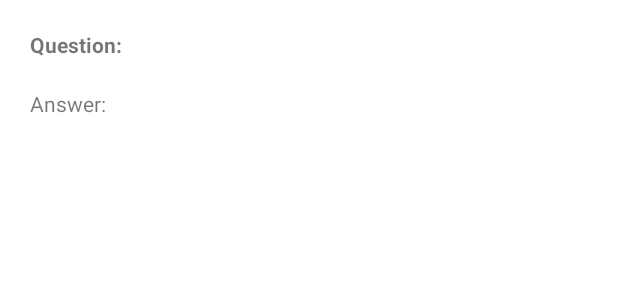
After one commit to LordTepig/FlashCardApp, an Android app: the layout list_item_layout.xml on its own in the app's theme, with its tools: preview values and no code run, on a phone screen of 412 x 824 dp. The commit adds this screen. Shown: the top 300 px of the screen. Run offline under Robolectric (Android 15) with nearby library versions, the phone set to English and light mode, and no system bars.

Commit message:
up to date progess 5/3/22

```diff
--- a/app/build.gradle
+++ b/app/build.gradle
@@ -37,6 +37,9 @@ android {
 }
 
 dependencies {
+    implementation "androidx.recyclerview:recyclerview:1.2.1"
+    implementation 'androidx.lifecycle:lifecycle-viewmodel-ktx:2.4.1'
+    implementation 'androidx.fragment:fragment-ktx:1.4.1'
     implementation 'androidx.navigation:navigation-fragment-ktx:2.4.2'
     implementation 'androidx.navigation:navigation-ui-ktx:2.4.2'
     implementation 'androidx.core:core-ktx:1.7.0'
--- a/app/src/main/java/com/example/flashcardapp/HomeFragment.kt
+++ b/app/src/main/java/com/example/flashcardapp/HomeFragment.kt
@@ -33,7 +33,7 @@ class HomeFragment : Fragment() {
             rootView.findNavController().navigate(action)
         }
         binding.studyCurrentQuestions.setOnClickListener {
-            val action = HomeFragmentDirections.actionHomeFragmentToStudyCardsFragment(0)
+            val action = HomeFragmentDirections.actionHomeFragmentToStudyCardsFragment("","")
             rootView.findNavController().navigate(action)
         }
         return rootView
--- a/app/src/main/java/com/example/flashcardapp/Question.kt
+++ b/app/src/main/java/com/example/flashcardapp/Question.kt
@@ -1,4 +1,4 @@
 package com.example.flashcardapp
 
-data class Question (val Question: String, val answer: String) {
+data class Question (val question: String, val answer: String) {
 }
--- /dev/null
+++ b/app/src/main/java/com/example/flashcardapp/QuestionViewModel.kt
@@ -0,0 +1,6 @@
+package com.example.flashcardapp
+
+import androidx.lifecycle.ViewModel
+
+class QuestionViewModel: ViewModel() {
+}
--- /dev/null
+++ b/app/src/main/res/layout/list_item_layout.xml
@@ -0,0 +1,28 @@
+<?xml version="1.0" encoding="utf-8"?>
+<androidx.constraintlayout.widget.ConstraintLayout xmlns:android="http://schemas.android.com/apk/res/android"
+    android:layout_width="match_parent"
+    android:layout_height="wrap_content"
+    xmlns:app="http://schemas.android.com/apk/res-auto">
+
+    <TextView
+        android:id="@+id/questionTextView"
+        android:layout_width="wrap_content"
+        android:layout_height="wrap_content"
+        android:text="@string/question"
+        android:textStyle="bold"
+        android:layout_marginTop="20dp"
+        android:layout_marginStart="20dp"
+        app:layout_constraintStart_toStartOf="parent"
+        app:layout_constraintTop_toTopOf="parent"/>
+
+    <TextView
+        android:id="@+id/answerTextView"
+        android:layout_width="wrap_content"
+        android:layout_height="wrap_content"
+        android:text="@string/answer"
+        app:layout_constraintTop_toBottomOf="@id/questionTextView"
+        app:layout_constraintStart_toStartOf="parent"
+        android:layout_marginTop="20dp"
+        android:layout_marginStart="20dp"/>
+
+</androidx.constraintlayout.widget.ConstraintLayout>
```
Also changed, not shown: app/src/main/java/com/example/flashcardapp/CreateFlashCardFragment.kt (+16 -2 lines), app/src/main/java/com/example/flashcardapp/CreateMultipleChoiceFragment.kt (+8 -3 lines), app/src/main/java/com/example/flashcardapp/CreateTrueFalseFragment.kt (+9 -2 lines), app/src/main/java/com/example/flashcardapp/QuestionAdapter.kt (added, +24 -0 lines), app/src/main/java/com/example/flashcardapp/QuestionViewHolder.kt (added, +26 -0 lines), app/src/main/java/com/example/flashcardapp/StudyCardsFragment.kt (+15 -2 lines), app/src/main/res/layout/fragment_study_cards.xml (+8 -3 lines), app/src/main/res/navigation/nav_graph.xml (+10 -3 lines).
